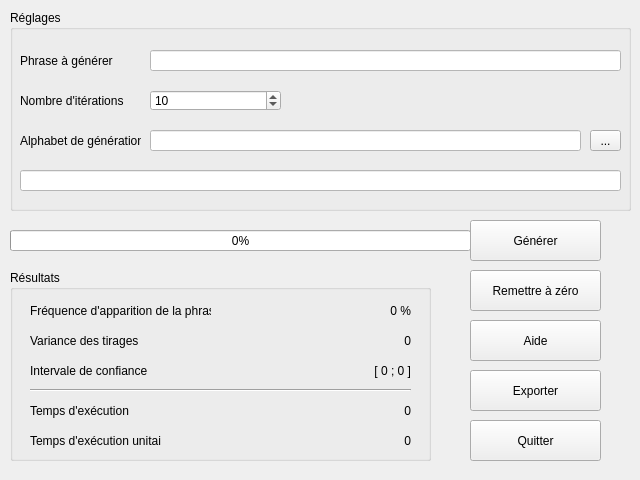
Qt form src/RandomSentencesGUI/mainwindow.ui (WordCloudZZ/WordCloudZZ) before a commit.
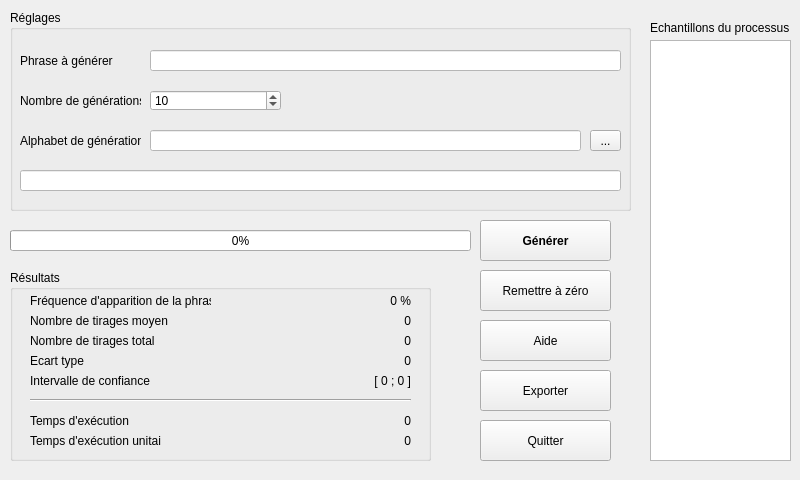
The same form after that commit. Icons and pictures are not drawn.

Patch:
```diff
--- a/src/RandomSentencesGUI/mainwindow.ui
+++ b/src/RandomSentencesGUI/mainwindow.ui
@@ -6,19 +6,19 @@
    <rect>
     <x>0</x>
     <y>0</y>
-    <width>640</width>
+    <width>800</width>
     <height>480</height>
    </rect>
   </property>
   <property name="minimumSize">
    <size>
-    <width>640</width>
+    <width>800</width>
     <height>480</height>
    </size>
   </property>
   <property name="maximumSize">
    <size>
-    <width>640</width>
+    <width>800</width>
     <height>480</height>
    </size>
   </property>
@@ -48,6 +48,9 @@
       <height>201</height>
      </rect>
     </property>
+    <property name="styleSheet">
+     <string notr="true"/>
+    </property>
     <property name="title">
      <string>Réglages</string>
     </property>
@@ -110,7 +113,7 @@
       </rect>
      </property>
      <property name="text">
-      <string>Nombre d'itérations</string>
+      <string>Nombre de générations</string>
      </property>
     </widget>
     <widget class="QLineEdit" name="lineEdit_3">
@@ -187,7 +190,7 @@
      <property name="geometry">
       <rect>
        <x>20</x>
-       <y>30</y>
+       <y>20</y>
        <width>181</width>
        <height>21</height>
       </rect>
@@ -216,26 +219,26 @@
      <property name="geometry">
       <rect>
        <x>20</x>
-       <y>60</y>
+       <y>80</y>
        <width>131</width>
        <height>21</height>
       </rect>
      </property>
      <property name="text">
-      <string>Variance des tirages</string>
+      <string>Ecart type</string>
      </property>
     </widget>
     <widget class="QLabel" name="label_8">
      <property name="geometry">
       <rect>
        <x>20</x>
-       <y>90</y>
+       <y>100</y>
        <width>131</width>
        <height>21</height>
       </rect>
      </property>
      <property name="text">
-      <string>Intervale de confiance</string>
+      <string>Intervalle de confiance</string>
      </property>
     </widget>
     <widget class="QLabel" name="label_9">
@@ -255,7 +258,7 @@
      <property name="geometry">
       <rect>
        <x>20</x>
-       <y>130</y>
+       <y>140</y>
        <width>131</width>
        <height>21</height>
       </rect>
@@ -268,11 +271,14 @@
      <property name="geometry">
       <rect>
        <x>20</x>
-       <y>110</y>
+       <y>120</y>
        <width>381</width>
        <height>21</height>
       </rect>
      </property>
+     <property name="styleSheet">
+      <string notr="true">font-weight: bold;</string>
+     </property>
      <property name="orientation">
       <enum>Qt::Horizontal</enum>
      </property>
@@ -281,7 +287,7 @@
      <property name="geometry">
       <rect>
        <x>240</x>
-       <y>130</y>
+       <y>140</y>
        <width>161</width>
        <height>21</height>
       </rect>
@@ -297,7 +303,7 @@
      <property name="geometry">
       <rect>
        <x>240</x>
-       <y>90</y>
+       <y>100</y>
        <width>161</width>
        <height>21</height>
       </rect>
@@ -313,7 +319,7 @@
      <property name="geometry">
       <rect>
        <x>240</x>
-       <y>60</y>
+       <y>80</y>
        <width>161</width>
        <height>21</height>
       </rect>
@@ -325,11 +331,11 @@
       <set>Qt::AlignRight|Qt::AlignTrailing|Qt::AlignVCenter</set>
      </property>
     </widget>
-    <widget class="QLabel" name="labelAverage">
+    <widget class="QLabel" name="labelFrequency">
      <property name="geometry">
       <rect>
        <x>240</x>
-       <y>30</y>
+       <y>20</y>
        <width>161</width>
        <height>21</height>
       </rect>
@@ -341,6 +347,64 @@
       <set>Qt::AlignRight|Qt::AlignTrailing|Qt::AlignVCenter</set>
      </property>
     </widget>
+    <widget class="QLabel" name="labelAverage">
+     <property name="geometry">
+      <rect>
+       <x>240</x>
+       <y>40</y>
+       <width>161</width>
+       <height>21</height>
+      </rect>
+     </property>
+     <property name="text">
+      <string>0</string>
+     </property>
+     <property name="alignment">
+      <set>Qt::AlignRight|Qt::AlignTrailing|Qt::AlignVCenter</set>
+     </property>
+    </widget>
+    <widget class="QLabel" name="label_6">
+     <property name="geometry">
+      <rect>
+       <x>20</x>
+       <y>40</y>
+       <width>181</width>
+       <height>21</height>
+      </rect>
+     </property>
+     <property name="text">
+      <string>Nombre de tirages moyen</string>
+     </property>
+    </widget>
+    <widget class="QLabel" name="label_11">
+     <property name="geometry">
+      <rect>
+       <x>20</x>
+       <y>60</y>
+       <width>181</width>
+       <height>21</height>
+      </rect>
+     </property>
+     <property name="text">
+      <string>Nombre de tirages total</string>
+     </property>
+    </widget>
+    <widget class="QLabel" name="labelTotal">
+     <property name="geometry">
+      <rect>
+       <x>240</x>
+       <y>60</y>
+       <width>161</width>
+       <height>21</height>
+      </rect>
+     </property>
+     <property name="text">
+      <string>0</string>
+     </property>
+     <property name="alignment">
+      <set>Qt::AlignRight|Qt::AlignTrailing|Qt::AlignVCenter</set>
+     </property>
+    </widget>
    </widget>
    <widget class="QProgressBar" name="progressBar">
     <property name="geometry">
@@ -364,14 +428,14 @@
    <widget class="QPushButton" name="pushButton">
     <property name="geometry">
      <rect>
-      <x>470</x>
+      <x>480</x>
       <y>220</y>
       <width>131</width>
       <height>41</height>
      </rect>
     </property>
     <property name="styleSheet">
-     <string notr="true"/>
+     <string notr="true">font-weight: bold;</string>
     </property>
     <property name="text">
      <string>Générer</string>
@@ -380,7 +444,7 @@
    <widget class="QPushButton" name="pushButton_3">
     <property name="geometry">
      <rect>
-      <x>470</x>
+      <x>480</x>
       <y>270</y>
       <width>131</width>
       <height>41</height>
@@ -396,7 +460,7 @@
    <widget class="QPushButton" name="pushButton_4">
     <property name="geometry">
      <rect>
-      <x>470</x>
+      <x>480</x>
       <y>320</y>
       <width>131</width>
       <height>41</height>
@@ -412,7 +476,7 @@
    <widget class="QPushButton" name="pushButton_5">
     <property name="geometry">
      <rect>
-      <x>470</x>
+      <x>480</x>
       <y>370</y>
       <width>131</width>
       <height>41</height>
@@ -428,7 +492,7 @@
    <widget class="QPushButton" name="pushButton_6">
     <property name="geometry">
      <rect>
-      <x>470</x>
+      <x>480</x>
       <y>420</y>
       <width>131</width>
       <height>41</height>
@@ -441,6 +505,35 @@
      <string>Quitter</string>
     </property>
    </widget>
+   <widget class="QListWidget" name="listEch">
+    <property name="geometry">
+     <rect>
+      <x>650</x>
+      <y>40</y>
+      <width>141</width>
+      <height>421</height>
+     </rect>
+    </property>
+    <property name="styleSheet">
+     <string notr="true">font-weight: bold;</string>
+    </property>
+   </widget>
+   <widget class="QLabel" name="label_3">
+    <property name="geometry">
+     <rect>
+      <x>650</x>
+      <y>20</y>
+      <width>151</width>
+      <height>16</height>
+     </rect>
+    </property>
+    <property name="styleSheet">
+     <string notr="true"/>
+    </property>
+    <property name="text">
+     <string>Echantillons du processus</string>
+    </property>
+   </widget>
   </widget>
  </widget>
  <layoutdefault spacing="6" margin="11"/>
```
